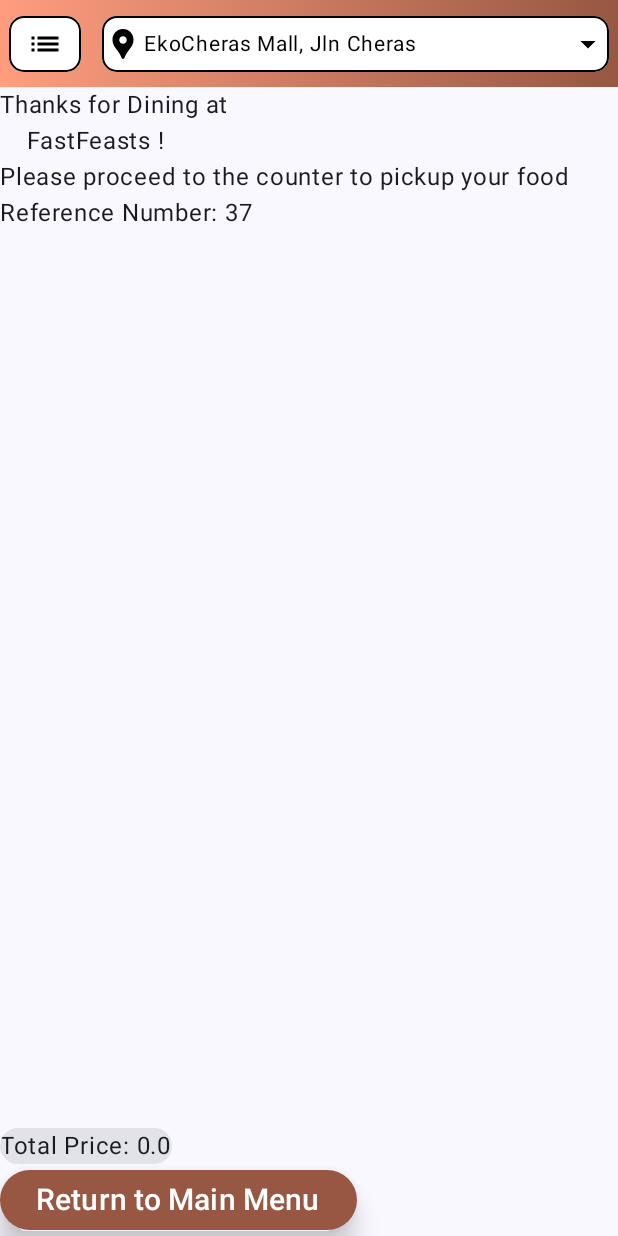
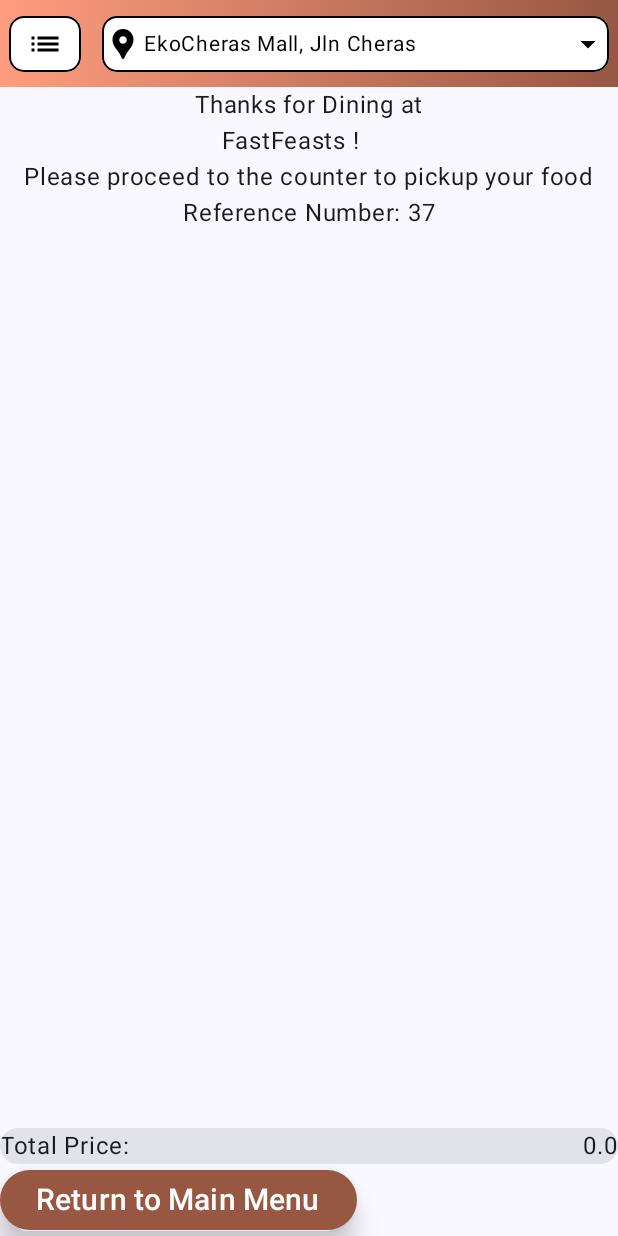
Before and after one commit to LexPolka/FastFeasts, an Android app built with Jetpack Compose: the OnlineBankingUi screen opened through its navigation route, on a phone screen of 412 x 824 dp. Run offline under Robolectric (Android 15) with nearby library versions, the phone set to English and light mode, and no system bars; pictures from the network do not load; 2 statements that could not run were skipped.

Commit message:
DiningOptions > PaymentOptions > OnlineBanking nav is setup
OnlineBanking not displaying CartItems for some reason

ClearCart is fixed and i feel stupid :)

```diff
--- a/app/src/main/java/com/example/a1/FastFeasts.kt
+++ b/app/src/main/java/com/example/a1/FastFeasts.kt
@@ -78,6 +78,7 @@ import com.example.a1.ui.CustomizationScreen
 import com.example.a1.ui.DiningOptions
 import com.example.a1.ui.IndividualFoodPage
 import com.example.a1.ui.OnlineBankingUi
+import com.example.a1.ui.PayAtCounterUi
 import com.example.a1.ui.PaymentOptions
 import com.example.a1.ui.StaffPage
 import com.example.a1.ui.login.LoginScreen
@@ -103,6 +104,7 @@ enum class FastFeastsScreen(@StringRes val title: Int) {
     DiningOptions(title = R.string.dining_options),
     PaymentOptions(title=R.string.payment_options),
     OnlineBanking(title = R.string.online_banking),
+    PayAtCounter(title = R.string.pay_at_counter),
 
     Staff(title = R.string.staff)
 }
@@ -340,9 +342,9 @@ fun FastFeastsApp(
                 composable(route = FastFeastsScreen.OnlineBanking.name) {
                     OnlineBankingUi(navController)
                 }
-                //composable(route = FastFeastsScreen.PaymentOptions.name) {
-                //    PaymentOptions(navController)
-                //}
+                composable(route = FastFeastsScreen.PayAtCounter.name) {
+                    PayAtCounterUi(navController)
+                }
 
 
 
--- a/app/src/main/java/com/example/a1/ui/OnlineBanking.kt
+++ b/app/src/main/java/com/example/a1/ui/OnlineBanking.kt
@@ -1,11 +1,10 @@
 package com.example.a1.ui
 
-
-import android.content.ClipData.Item
 import androidx.compose.foundation.layout.Box
 import androidx.compose.foundation.layout.Column
 import androidx.compose.foundation.layout.Row
 import androidx.compose.foundation.layout.Spacer
+import androidx.compose.foundation.layout.fillMaxSize
 import androidx.compose.foundation.layout.height
 import androidx.compose.foundation.lazy.LazyColumn
 import androidx.compose.foundation.lazy.items
@@ -14,6 +13,7 @@ import androidx.compose.material3.ButtonDefaults
 import androidx.compose.material3.Card
 import androidx.compose.material3.Text
 import androidx.compose.runtime.Composable
+import androidx.compose.ui.Alignment
 import androidx.compose.ui.Modifier
 import androidx.compose.ui.graphics.Color
 import androidx.compose.ui.text.font.FontFamily
@@ -35,7 +35,12 @@ fun OnlineBankingUi(navController: NavController){
     val receiptItems = viewModel.cartItems
     val totalPrice = viewModel.getTotalPrice()
 
-    Column {
+    Column(
+        modifier = Modifier
+            .fillMaxSize(),
+        horizontalAlignment = Alignment.CenterHorizontally
+
+    ) {
 
         Column {
             Text("Thanks for Dining at")
@@ -45,10 +50,6 @@ fun OnlineBankingUi(navController: NavController){
         Text("Please proceed to the counter to pickup your food")
         Text("Reference Number: $referenceNumber")
 
-        Box{
-
-
-        }
 
         Spacer(Modifier.weight(1f))
 
@@ -61,7 +62,13 @@ fun OnlineBankingUi(navController: NavController){
                 Spacer(modifier = Modifier.height(10.dp))
 
                 Card {
-                    Text("Total Price: $totalPrice")
+                    Row {
+
+                        Text("Total Price: ")
+                        Spacer(modifier = Modifier.weight(1f))
+                        Text("$totalPrice")
+
+                    }
                 }
 
                 Button(
--- a/app/src/main/java/com/example/a1/ui/PaymentOptions.kt
+++ b/app/src/main/java/com/example/a1/ui/PaymentOptions.kt
@@ -91,6 +91,7 @@ fun PaymentOptions(
                         contentDescription = "Pay at Counter",
                         modifier
                             .size(150.dp)
+                            .clickable { navController.navigate(FastFeastsScreen.PayAtCounter.name) }
 
                     )
                     Text(
--- a/app/src/main/res/values/strings.xml
+++ b/app/src/main/res/values/strings.xml
@@ -13,7 +13,7 @@
     <string name="dining_options">Dining Options</string>
     <string name="payment_options">Payment Options</string>
     <string name="online_banking">Online Banking</string>
-
+    <string name="pay_at_counter">Pay At Counter</string>
 
     <string name="staff">Staff</string>
 
```
Also changed, not shown: app/src/main/java/com/example/a1/ui/PayAtCounter.kt (+95 -0 lines).
